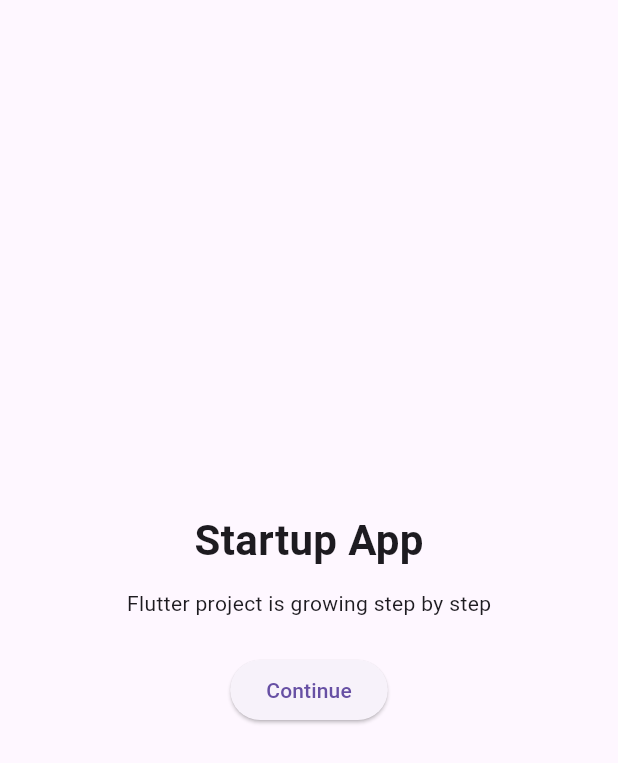
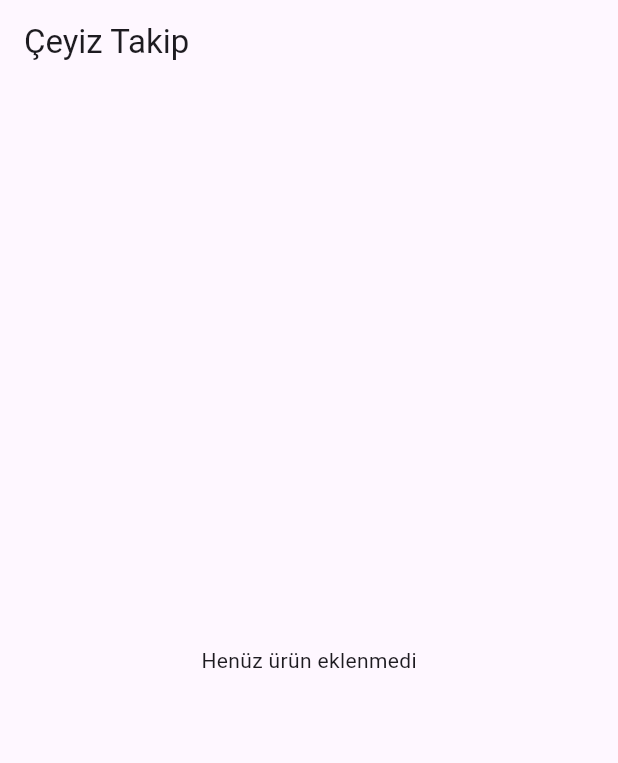
Before and after one commit to guntavenes/flutter-startup-app, a Flutter app: the screen it shows after launch, on a phone screen of 412 x 824 dp. Shown: the top 763 px of the screen. Run offline on Flutter 3.47's test engine with Material 3 defaults, Android fonts, the phone set to English and light mode, and no system bars; our stand-ins replace drift, flutter_riverpod; accounts and stored records are empty; generated files the repository leaves out were written again.

Commit message:
show items from database on home screen

```diff
--- a/lib/features/home/presentation/home_screen.dart
+++ b/lib/features/home/presentation/home_screen.dart
@@ -1,25 +1,41 @@
 import 'package:flutter/material.dart';
+import 'package:flutter_riverpod/flutter_riverpod.dart';
 
-class HomeScreen extends StatelessWidget {
+import '../../items/data/item_providers.dart';
+
+class HomeScreen extends ConsumerWidget {
   const HomeScreen({super.key});
 
   @override
-  Widget build(BuildContext context) {
+  Widget build(BuildContext context, WidgetRef ref) {
+    final itemsAsync = ref.watch(itemsProvider);
+
     return Scaffold(
-      body: Center(
-        child: Column(
-          mainAxisAlignment: MainAxisAlignment.center,
-          children: [
-            Text(
-              'Startup App',
-              style: TextStyle(fontSize: 28, fontWeight: FontWeight.bold),
-            ),
-            SizedBox(height: 12),
-            Text('Flutter project is growing step by step'),
-            SizedBox(height: 24),
-            ElevatedButton(onPressed: () {}, child: Text('Continue')),
-          ],
-        ),
+      appBar: AppBar(title: const Text('Çeyiz Takip')),
+      body: itemsAsync.when(
+        loading: () {
+          return const Center(child: CircularProgressIndicator());
+        },
+        error: (error, stackTrace) {
+          return Center(child: Text('Bir hata oluştu: $error'));
+        },
+        data: (items) {
+          if (items.isEmpty) {
+            return const Center(child: Text('Henüz ürün eklenmedi'));
+          }
+
+          return ListView.builder(
+            itemCount: items.length,
+            itemBuilder: (context, index) {
+              final item = items[index];
+
+              return ListTile(
+                title: Text(item.name),
+                subtitle: Text(item.isPurchased ? 'Alındı' : 'Alınmadı'),
+              );
+            },
+          );
+        },
       ),
     );
   }
--- /dev/null
+++ b/lib/features/items/data/item_providers.dart
@@ -0,0 +1,9 @@
+import 'package:flutter_riverpod/flutter_riverpod.dart';
+
+import '../../../core/database/app_database.dart';
+import 'item_repository_provider.dart';
+
+final itemsProvider = FutureProvider<List<Item>>((ref) async {
+  final repository = ref.watch(itemRepositoryProvider);
+  return repository.getAllItems();
+});
```
